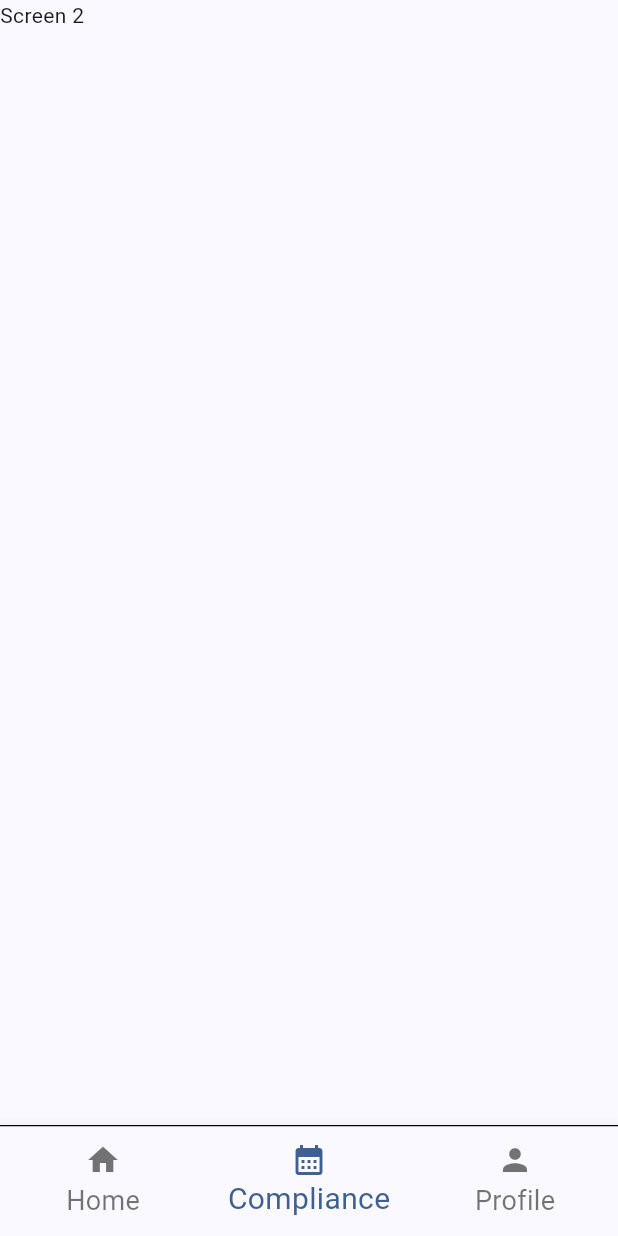
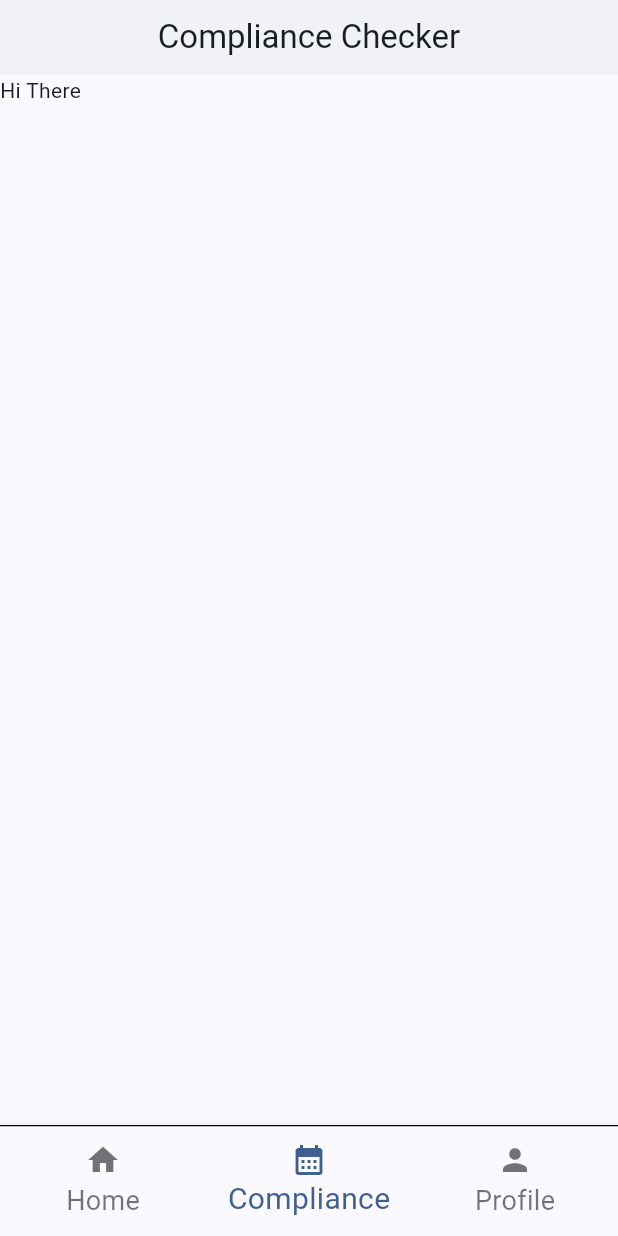
Before and after one commit to Md-Aziz-Developer/compliance-tracker, a Flutter app: the screen it shows after launch, item 2 of the bottom bar chosen, on a phone screen of 412 x 824 dp. Run offline on Flutter 3.47's test engine with Material 3 defaults, Android fonts, the phone set to English and light mode, and no system bars; our stand-ins replace get.

Commit message:
added compliance screen

```diff
--- /dev/null
+++ b/lib/screens/compliance_screen.dart
@@ -0,0 +1,31 @@
+import 'package:flutter/material.dart';
+
+class ComplianceScreen extends StatefulWidget {
+  const ComplianceScreen({super.key});
+
+  @override
+  State<ComplianceScreen> createState() => _ComplianceScreenState();
+}
+
+class _ComplianceScreenState extends State<ComplianceScreen> {
+  @override
+  Widget build(BuildContext context) {
+    return Scaffold(
+      appBar: PreferredSize(
+          preferredSize: Size.fromHeight(50),
+          child: AppBar(
+            backgroundColor: const Color.fromRGBO(255, 255, 255, 1),
+            centerTitle: true,
+            // title: Image.asset(
+            //   'assets/images/Compliance_tracker.png',
+            //   width: 100,
+            // ),
+            title: Text('Compliance Checker'),
+            elevation: 3,
+          )),
+      body: Container(
+        child: Text('Hi There'),
+      ),
+    );
+  }
+}
--- a/lib/screens/index_screen.dart
+++ b/lib/screens/index_screen.dart
@@ -1,3 +1,4 @@
+import 'package:compliance_tracker/screens/compliance_screen.dart';
 import 'package:compliance_tracker/screens/home_screen.dart';
 import 'package:flutter/material.dart';
 
@@ -22,7 +23,7 @@ class _IndexScreenState extends State<IndexScreen> {
 
   final List<Widget> _pages = [
     const HomeScreen(),
-    const Text('Screen 2'),
+    const ComplianceScreen(),
     const Text('Screen 3')
   ];
 
```
